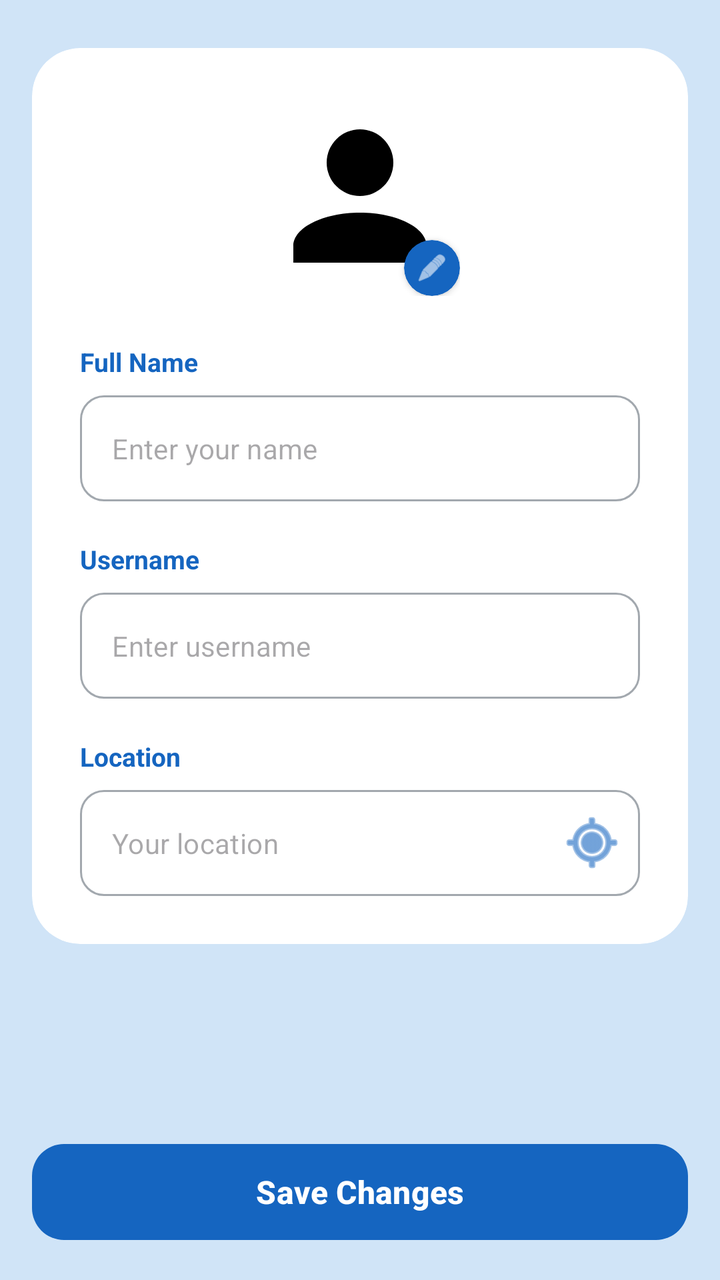
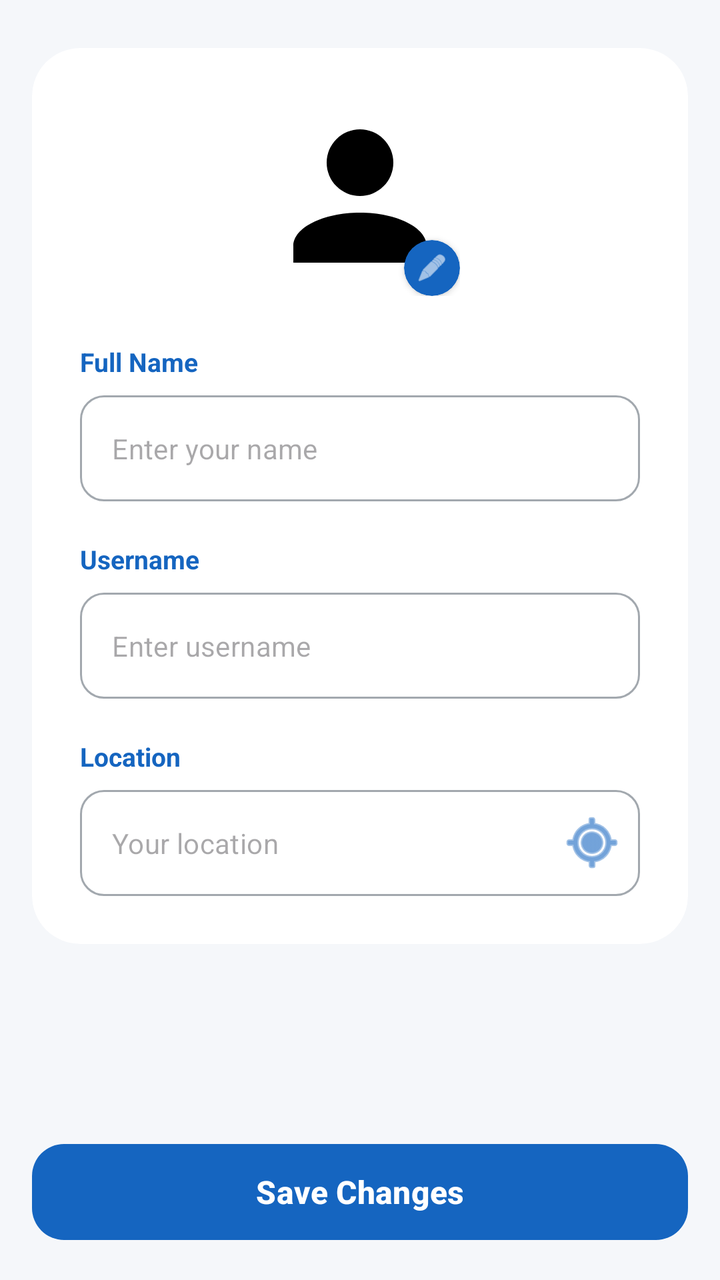

An Android layout rendered at two revisions. The XML below is the earlier revision; the diff shows what the commit changed to produce the second picture.
<!-- AndroidManifest.xml: application theme Theme.Kabarin -->
<!-- res/layout/fragment_edit_profile.xml -->
<?xml version="1.0" encoding="utf-8"?>
<androidx.constraintlayout.widget.ConstraintLayout
    xmlns:android="http://schemas.android.com/apk/res/android"
    xmlns:app="http://schemas.android.com/apk/res-auto"
    xmlns:tools="http://schemas.android.com/tools"
    android:layout_width="match_parent"
    android:layout_height="match_parent"
    android:background="?attr/colorPrimaryContainer">

    <androidx.core.widget.NestedScrollView
        android:layout_width="match_parent"
        android:layout_height="0dp"
        android:layout_marginBottom="80dp"
        android:fillViewport="true"
        app:layout_constraintBottom_toTopOf="@id/btnSave"
        tools:layout_editor_absoluteX="0dp">

        <com.google.android.material.card.MaterialCardView
            android:layout_width="match_parent"
            android:layout_height="wrap_content"
            android:layout_margin="16dp"
            app:cardBackgroundColor="?attr/colorSurface"
            app:cardCornerRadius="24dp"
            app:cardElevation="0dp"
            app:strokeWidth="0dp">

            <LinearLayout
                android:layout_width="match_parent"
                android:layout_height="wrap_content"
                android:gravity="center_horizontal"
                android:orientation="vertical"
                android:padding="24dp">

                
                <FrameLayout
                    android:id="@+id/frameProfilePicture"
                    android:layout_width="100dp"
                    android:layout_height="100dp"
                    android:layout_marginBottom="24dp"
                    android:clickable="true"
                    android:focusable="true">

                    <com.google.android.material.imageview.ShapeableImageView
                        android:id="@+id/ivProfilePhoto"
                        android:layout_width="match_parent"
                        android:layout_height="match_parent"
                        android:scaleType="centerCrop"
                        android:src="@drawable/ic_profile"
                        app:cornerSize="50%" />

                    
                    <com.google.android.material.card.MaterialCardView
                        android:layout_width="28dp"
                        android:layout_height="28dp"
                        android:layout_gravity="bottom|end"
                        app:cardBackgroundColor="?attr/colorPrimary"
                        app:cardCornerRadius="14dp"
                        app:cardElevation="2dp"
                        app:strokeWidth="0dp">

                        <ImageView
                            android:layout_width="16dp"
                            android:layout_height="16dp"
                            android:layout_gravity="center"
                            android:contentDescription="Change Photo"
                            android:src="@android:drawable/ic_menu_edit"
                            app:tint="?attr/colorOnPrimary" />

                    </com.google.android.material.card.MaterialCardView>

                </FrameLayout>

                <LinearLayout
                    android:layout_width="match_parent"
                    android:layout_height="wrap_content"
                    android:gravity="start"
                    android:orientation="vertical">

                    <TextView
                        android:layout_width="wrap_content"
                        android:layout_height="wrap_content"
                        android:layout_marginBottom="8dp"
                        android:text="Full Name"
                        android:textColor="?attr/colorPrimary"
                        android:textSize="13sp"
                        android:textStyle="bold" />

                    <com.google.android.material.textfield.TextInputLayout
                        style="@style/Widget.MaterialComponents.TextInputLayout.OutlinedBox"
                        android:layout_width="match_parent"
                        android:layout_height="wrap_content"
                        android:layout_marginBottom="20dp"
                        app:boxCornerRadiusBottomEnd="12dp"
                        app:boxCornerRadiusBottomStart="12dp"
                        app:boxCornerRadiusTopEnd="12dp"
                        app:boxCornerRadiusTopStart="12dp"
                        app:hintEnabled="false">

                        <com.google.android.material.textfield.TextInputEditText
                            android:id="@+id/etFullName"
                            android:layout_width="match_parent"
                            android:layout_height="wrap_content"
                            android:hint="Enter your name"
                            android:inputType="textPersonName"
                            android:textSize="14sp" />
                    </com.google.android.material.textfield.TextInputLayout>

                    <TextView
                        android:layout_width="wrap_content"
                        android:layout_height="wrap_content"
                        android:layout_marginBottom="8dp"
                        android:text="Username"
                        android:textColor="?attr/colorPrimary"
                        android:textSize="13sp"
                        android:textStyle="bold" />

                    <com.google.android.material.textfield.TextInputLayout
                        style="@style/Widget.MaterialComponents.TextInputLayout.OutlinedBox"
                        android:layout_width="match_parent"
                        android:layout_height="wrap_content"
                        android:layout_marginBottom="20dp"
                        app:boxCornerRadiusBottomEnd="12dp"
                        app:boxCornerRadiusBottomStart="12dp"
                        app:boxCornerRadiusTopEnd="12dp"
                        app:boxCornerRadiusTopStart="12dp"
                        app:hintEnabled="false">

                        <com.google.android.material.textfield.TextInputEditText
                            android:id="@+id/etUsername"
                            android:layout_width="match_parent"
                            android:layout_height="wrap_content"
                            android:hint="Enter username"
                            android:inputType="text"
                            android:textSize="14sp" />
                    </com.google.android.material.textfield.TextInputLayout>

                    <TextView
                        android:layout_width="wrap_content"
                        android:layout_height="wrap_content"
                        android:layout_marginBottom="8dp"
                        android:text="Location"
                        android:textColor="?attr/colorPrimary"
                        android:textSize="13sp"
                        android:textStyle="bold" />

                    <com.google.android.material.textfield.TextInputLayout
                        android:id="@+id/tlLocation"
                        style="@style/Widget.MaterialComponents.TextInputLayout.OutlinedBox"
                        android:layout_width="match_parent"
                        android:layout_height="wrap_content"
                        app:boxCornerRadiusBottomEnd="12dp"
                        app:boxCornerRadiusBottomStart="12dp"
                        app:boxCornerRadiusTopEnd="12dp"
                        app:boxCornerRadiusTopStart="12dp"
                        app:endIconDrawable="@android:drawable/ic_menu_mylocation"
                        app:endIconMode="custom"
                        app:endIconTint="?attr/colorPrimary"
                        app:hintEnabled="false">

                        <com.google.android.material.textfield.TextInputEditText
                            android:id="@+id/etLocation"
                            android:layout_width="match_parent"
                            android:layout_height="wrap_content"
                            android:hint="Your location"
                            android:textSize="14sp" />
                    </com.google.android.material.textfield.TextInputLayout>
                </LinearLayout>

            </LinearLayout>
        </com.google.android.material.card.MaterialCardView>
    </androidx.core.widget.NestedScrollView>

    <com.google.android.material.button.MaterialButton
        android:id="@+id/btnSave"
        android:layout_width="match_parent"
        android:layout_height="56dp"
        android:layout_margin="16dp"
        android:text="Save Changes"
        android:textAllCaps="false"
        android:textSize="16sp"
        android:textStyle="bold"
        app:cornerRadius="16dp"
        app:layout_constraintBottom_toBottomOf="parent" />

</androidx.constraintlayout.widget.ConstraintLayout>
<!-- resources referenced by this layout -->
<resources>
  <!-- drawable ic_profile (drawable) -->
  <vector xmlns:android="http://schemas.android.com/apk/res/android"
      android:width="24dp"
      android:height="24dp"
      android:viewportWidth="24"
      android:viewportHeight="24">
      <path
          android:fillColor="#FF000000"
          android:pathData="M12,4A4,4 0 0,1 16,8A4,4 0 0,1 12,12A4,4 0 0,1 8,8A4,4 0 0,1 12,4M12,14C16.42,14 20,15.79 20,18V20H4V18C4,15.79 7.58,14 12,14Z" />
  </vector>
  <style name="Theme.Kabarin" parent="Base.Theme.Kabarin" />
  <style name="Base.Theme.Kabarin" parent="Theme.Material3.DayNight.NoActionBar">
          <item name="colorPrimary">#1565C0</item>
          <item name="colorOnPrimary">#FFFFFF</item>
          <item name="colorPrimaryContainer">#D0E4F7</item>
  
          <item name="android:windowBackground">#F5F7FA</item>
          <item name="colorSurface">#FFFFFF</item>
          <item name="colorOnSurface">#0D1B2A</item>
          <item name="colorOnSurfaceVariant">#5A6878</item>
          <item name="colorOutline">#E8ECF0</item>
      </style>
</resources>

<!-- the commit's change to res/layout/fragment_edit_profile.xml (unified diff, before → after) -->
@@ -5,7 +5,7 @@
     xmlns:tools="http://schemas.android.com/tools"
     android:layout_width="match_parent"
     android:layout_height="match_parent"
-    android:background="?attr/colorPrimaryContainer">
+    android:background="?android:attr/windowBackground">
 
     <androidx.core.widget.NestedScrollView
         android:layout_width="match_parent"
<!-- resource entries referenced after the edit -->
@@ -21,6 +21,9 @@
           <item name="colorOnSurface">#0D1B2A</item>
           <item name="colorOnSurfaceVariant">#5A6878</item>
           <item name="colorOutline">#E8ECF0</item>
+  
+          
+          <item name="colorControlNormal">?attr/colorOnSurface</item>
       </style>
 </resources>
 
